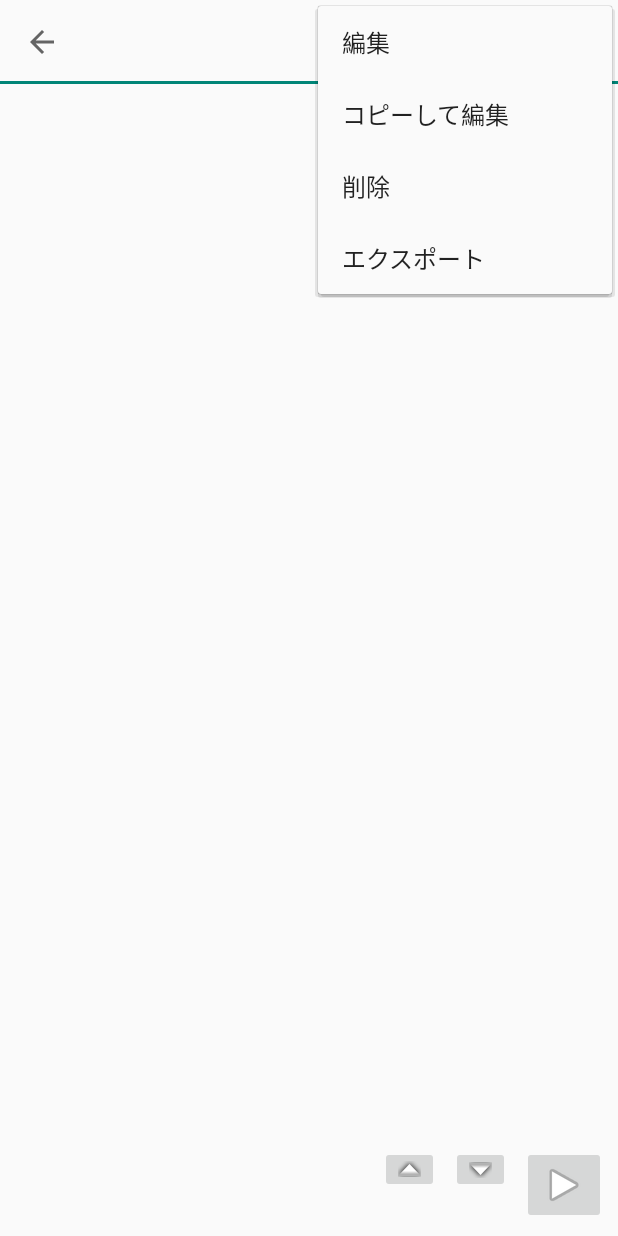
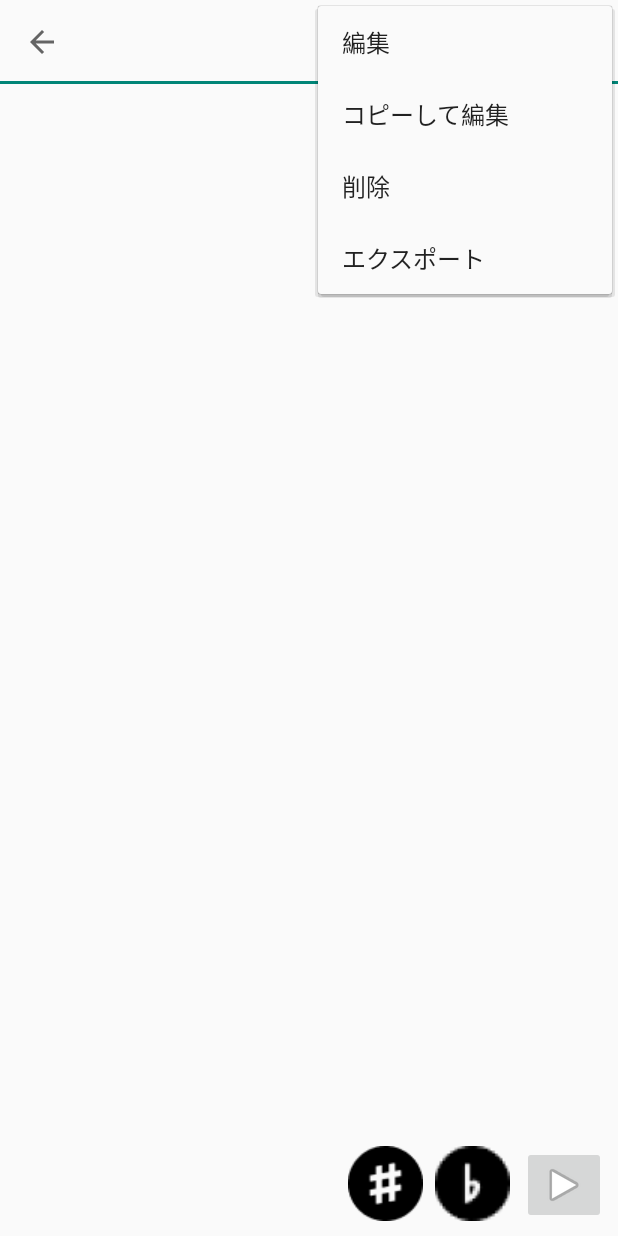
Before and after one commit to basic-est/ScoreEditor, an Android app: the ScoreBrowseActivity screen opened directly, with no data from a screen before it, with the options menu open, on a phone screen of 412 x 824 dp. Run offline under Robolectric (Android 15) with nearby library versions, the phone set to English and light mode, and no system bars.

Commit message:
移調ボタンの更新。

```diff
--- a/app/src/main/res/layout/activity_score_browse.xml
+++ b/app/src/main/res/layout/activity_score_browse.xml
@@ -89,9 +89,10 @@
                 android:layout_height="wrap_content"
                 android:layout_marginTop="8dp"
                 android:layout_marginEnd="8dp"
+                android:background="@android:color/transparent"
                 android:clickable="true"
                 android:onClick="onToneUpBtn"
-                android:src="@android:drawable/arrow_up_float"
+                android:src="@drawable/sharp"
                 app:layout_constraintEnd_toStartOf="@+id/toneDownBtn"
                 app:layout_constraintTop_toTopOf="parent" />
 
@@ -101,9 +102,10 @@
                 android:layout_height="wrap_content"
                 android:layout_marginTop="8dp"
                 android:layout_marginEnd="8dp"
+                android:background="@android:color/transparent"
                 android:clickable="true"
                 android:onClick="onToneDownBtn"
-                android:src="@android:drawable/arrow_down_float"
+                android:src="@drawable/b"
                 app:layout_constraintEnd_toStartOf="@+id/ScrollBtn"
                 app:layout_constraintTop_toTopOf="parent" />
 
```
Also changed, not shown: app/src/main/AndroidManifest.xml (+4 -4 lines), app/src/main/java/com/nxsmatsumoto/scoreeditor_lyricsguitarcode_/ScoreBrowseActivity.java (+14 -12 lines), app/src/main/res/drawable/b.png (added), app/src/main/res/drawable/sharp.png (added).
